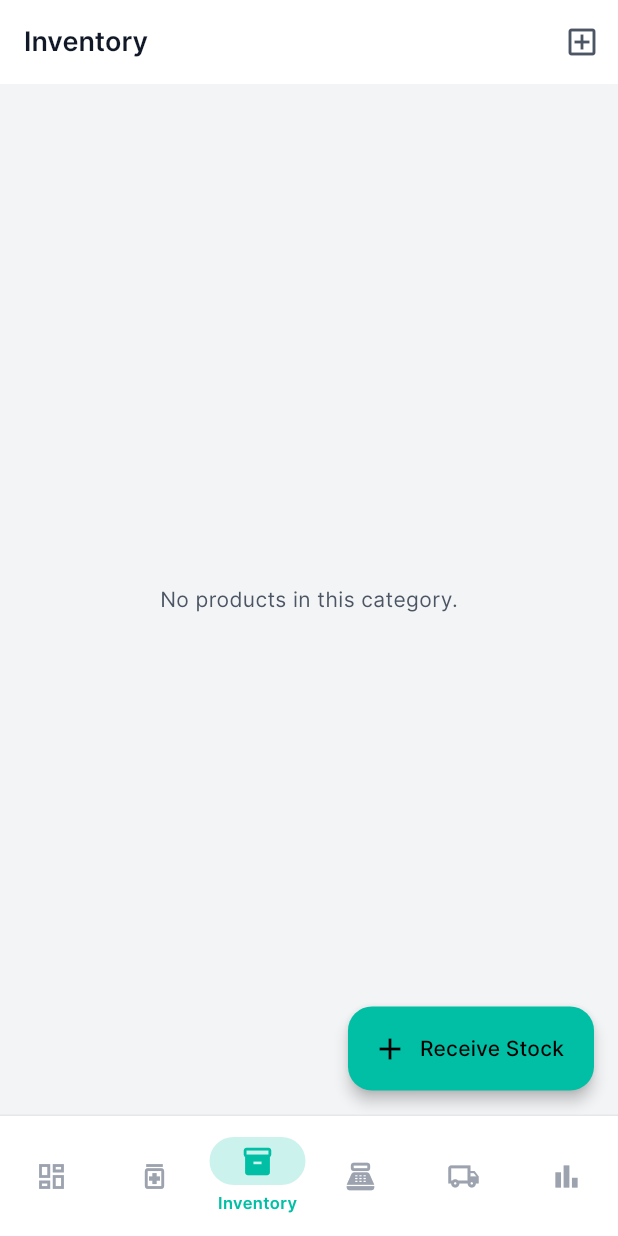
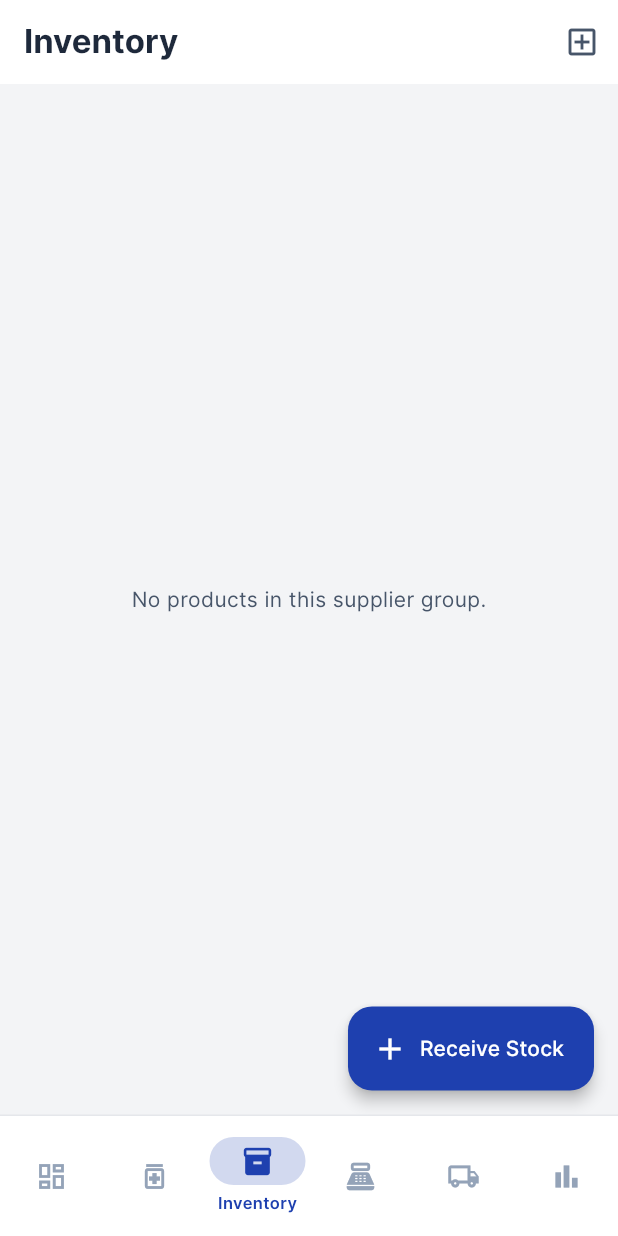
Before and after one commit to ksnsddhvn/pharma_local, a Flutter app: the screen it shows after launch, item 3 of the bottom bar chosen, on a phone screen of 412 x 824 dp. Run offline on Flutter 3.47's test engine with Material 3 defaults, Android fonts, the phone set to English and light mode, and no system bars; our stand-ins replace drift, drift_flutter, file_picker, fl_chart, flutter_riverpod, go_router and 6 more; missing offline and left inert: encrypt; accounts and stored records are empty; generated files the repository leaves out were written again.

Commit message:
Executive UI/UX Refactoring, Layout updates, mock data generation and README update

```diff
--- a/lib/core/providers.dart
+++ b/lib/core/providers.dart
@@ -84,6 +84,9 @@ final backupServiceProvider = Provider((_) => BackupService());
 final allProductsStreamProvider = StreamProvider(
     (ref) => ref.watch(productsDaoProvider).watchAllProducts());
 
+final productsBySupplierProvider = StreamProvider.family<List<Product>, int>(
+    (ref, supplierId) => ref.watch(productsDaoProvider).watchProductsBySupplier(supplierId));
+
 final allSuppliersStreamProvider = StreamProvider(
     (ref) => ref.watch(suppliersDaoProvider).watchAllSuppliers());
 
--- a/lib/core/services/backup_service.dart
+++ b/lib/core/services/backup_service.dart
@@ -121,7 +121,7 @@ class BackupService {
 class AutoBackupObserver extends WidgetsBindingObserver {
   @override
   void didChangeAppLifecycleState(AppLifecycleState state) {
-    if (state == AppLifecycleState.detached) {
+    if (state == AppLifecycleState.detached || state == AppLifecycleState.paused) {
       _performAutoBackup();
     }
   }
--- a/lib/core/theme/app_theme.dart
+++ b/lib/core/theme/app_theme.dart
@@ -148,23 +148,23 @@ extension AppThemeContext on BuildContext {
 }
 
 class AppTheme {
-  static const _primary = Color(0xFF00BFA5);
-  static const _primaryDark = Color(0xFF00897B);
-  static const _primaryLight = Color(0xFF64FFDA);
+  static const _primary = Color(0xFF1E40AF); // Deep Corporate Blue
+  static const _primaryDark = Color(0xFF1E3A8A);
+  static const _primaryLight = Color(0xFF60A5FA);
 
-  static const _success = Color(0xFF3FB950);
-  static const _warning = Color(0xFFD29922);
-  static const _error = Color(0xFFF85149);
-  static const _info = Color(0xFF58A6FF);
+  static const _success = Color(0xFF10B981); // Paid/Settled state
+  static const _warning = Color(0xFFF59E0B);
+  static const _error = Color(0xFFEF4444); // Credit Tabs/Low Stock
+  static const _info = Color(0xFF3B82F6);
 
-  static const _otcColor = Color(0xFF3FB950);
-  static const _rxColor = Color(0xFF58A6FF);
-  static const _scheduleHColor = Color(0xFFD29922);
-  static const _scheduleH1Color = Color(0xFFF85149);
+  static const _otcColor = Color(0xFF10B981);
+  static const _rxColor = Color(0xFF3B82F6);
+  static const _scheduleHColor = Color(0xFFF59E0B);
+  static const _scheduleH1Color = Color(0xFFEF4444);
   static const _cosmeticsColor = Color(0xFFBC8F8F);
 
   static const _gradientPrimary = LinearGradient(
-    colors: [_primary, Color(0xFF0077C2)],
+    colors: [_primary, Color(0xFF1E3A8A)],
     begin: Alignment.topLeft,
     end: Alignment.bottomRight,
   );
@@ -208,9 +208,9 @@ class AppTheme {
     surface: Color(0xFFFFFFFF),
     surfaceElevated: Color(0xFFFFFFFF),
     surfaceBorder: Color(0xFFE5E7EB),
-    textPrimary: Color(0xFF111827),
-    textSecondary: Color(0xFF4B5563),
-    textMuted: Color(0xFF9CA3AF),
+    textPrimary: Color(0xFF1E293B), // Dark slate
+    textSecondary: Color(0xFF475569),
+    textMuted: Color(0xFF94A3B8),
     success: _success,
     warning: _warning,
     error: _error,
@@ -264,8 +264,8 @@ class AppTheme {
         centerTitle: false,
         titleTextStyle: GoogleFonts.inter(
           color: colors.textPrimary,
-          fontSize: 18,
-          fontWeight: FontWeight.w600,
+          fontSize: 22,
+          fontWeight: FontWeight.bold,
         ),
         iconTheme: IconThemeData(color: colors.textSecondary),
       ),
@@ -302,29 +302,30 @@ class AppTheme {
         filled: true,
         fillColor: colors.surfaceElevated,
         contentPadding:
-            EdgeInsets.symmetric(horizontal: 16, vertical: 14),
+            EdgeInsets.symmetric(horizontal: 16, vertical: 16),
         border: OutlineInputBorder(
           borderRadius: BorderRadius.circular(10),
-          borderSide: BorderSide(color: colors.surfaceBorder),
+          borderSide: BorderSide(color: colors.surfaceBorder, width: 2),
         ),
         enabledBorder: OutlineInputBorder(
           borderRadius: BorderRadius.circular(10),
-          borderSide: BorderSide(color: colors.surfaceBorder),
+          borderSide: BorderSide(color: colors.surfaceBorder, width: 2),
         ),
         focusedBorder: OutlineInputBorder(
           borderRadius: BorderRadius.circular(10),
-          borderSide: BorderSide(color: colors.primary, width: 1.5),
+          borderSide: BorderSide(color: colors.primary, width: 2),
         ),
         hintStyle:
-            GoogleFonts.inter(color: colors.textMuted, fontSize: 14),
+            GoogleFonts.inter(color: colors.textMuted, fontSize: 16, fontWeight: FontWeight.w500),
         labelStyle:
-            GoogleFonts.inter(color: colors.textSecondary, fontSize: 14),
+            GoogleFonts.inter(color: colors.textSecondary, fontSize: 16, fontWeight: FontWeight.w500),
       ),
       elevatedButtonTheme: ElevatedButtonThemeData(
         style: ElevatedButton.styleFrom(
           backgroundColor: colors.primary,
-          foregroundColor: Colors.black,
+          foregroundColor: Colors.white,
           elevation: 0,
+          minimumSize: Size(88, 52), // 52px minimum height
           padding: EdgeInsets.symmetric(horizontal: 24, vertical: 14),
           shape:
               RoundedRectangleBorder(borderRadius: BorderRadius.circular(10)),
@@ -336,6 +337,7 @@ class AppTheme {
         style: OutlinedButton.styleFrom(
           foregroundColor: colors.primary,
           side: BorderSide(color: colors.primary),
+          minimumSize: Size(88, 52), // 52px minimum height
           padding: EdgeInsets.symmetric(horizontal: 20, vertical: 12),
           shape:
               RoundedRectangleBorder(borderRadius: BorderRadius.circular(10)),
@@ -345,16 +347,16 @@ class AppTheme {
       ),
       floatingActionButtonTheme: FloatingActionButtonThemeData(
         backgroundColor: colors.primary,
-        foregroundColor: Colors.black,
+        foregroundColor: Colors.white,
         elevation: 4,
       ),
       chipTheme: ChipThemeData(
         backgroundColor: colors.surfaceElevated,
         labelStyle:
-            GoogleFonts.inter(color: colors.textSecondary, fontSize: 12),
-        side: BorderSide(color: colors.surfaceBorder),
+            GoogleFonts.inter(color: colors.textSecondary, fontSize: 14, fontWeight: FontWeight.w500), // Medium for filters
+        side: BorderSide(color: colors.surfaceBorder, width: 2), // 2px border
         shape: RoundedRectangleBorder(borderRadius: BorderRadius.circular(8)),
-        padding: EdgeInsets.symmetric(horizontal: 8, vertical: 4),
+        padding: EdgeInsets.symmetric(horizontal: 12, vertical: 14), // To hit 52px minimum height ideally
       ),
       dividerTheme: DividerThemeData(
         color: colors.surfaceBorder,
--- a/lib/features/inventory/inventory_screen.dart
+++ b/lib/features/inventory/inventory_screen.dart
@@ -15,12 +15,14 @@ class InventoryScreen extends ConsumerStatefulWidget {
 }
 
 class _InventoryScreenState extends ConsumerState<InventoryScreen> {
-  int? _selectedCategoryId;
+  int? _selectedSupplierId;
 
   @override
   Widget build(BuildContext context) {
-    final productsAsync = ref.watch(allProductsStreamProvider);
-    final categoriesAsync = ref.watch(allCategoriesStreamProvider);
+    final productsAsync = _selectedSupplierId == null
+        ? ref.watch(allProductsStreamProvider)
+        : ref.watch(productsBySupplierProvider(_selectedSupplierId!));
+    final suppliersAsync = ref.watch(allSuppliersStreamProvider);
 
     return Scaffold(
       backgroundColor: context.colors.background,
@@ -36,39 +38,39 @@ class _InventoryScreenState extends ConsumerState<InventoryScreen> {
       ),
       body: Column(
         children: [
-          categoriesAsync.when(
-            data: (categories) {
-              if (categories.isEmpty) return SizedBox.shrink();
+          suppliersAsync.when(
+            data: (suppliers) {
+              if (suppliers.isEmpty) return SizedBox.shrink();
               return Container(
                 height: 50,
                 margin: EdgeInsets.symmetric(vertical: 8),
                 child: ListView.builder(
                   scrollDirection: Axis.horizontal,
                   padding: EdgeInsets.symmetric(horizontal: 16),
-                  itemCount: categories.length + 1,
+                  itemCount: suppliers.length + 1,
                   itemBuilder: (context, index) {
                     if (index == 0) {
                       return Padding(
                         padding: const EdgeInsets.only(right: 8.0),
                         child: ChoiceChip(
                           label: Text('All'),
-                          selected: _selectedCategoryId == null,
+                          selected: _selectedSupplierId == null,
                           selectedColor: context.colors.primary.withOpacity(0.2),
                           onSelected: (selected) {
-                            if (selected) setState(() => _selectedCategoryId = null);
+                            if (selected) setState(() => _selectedSupplierId = null);
                           },
                         ),
                       );
                     }
-                    final category = categories[index - 1];
+                    final supplier = suppliers[index - 1];
                     return Padding(
                       padding: const EdgeInsets.only(right: 8.0),
                       child: ChoiceChip(
-                        label: Text(category.name),
-                        selected: _selectedCategoryId == category.id,
+                        label: Text(supplier.name),
+                        selected: _selectedSupplierId == supplier.id,
                         selectedColor: context.colors.primary.withOpacity(0.2),
                         onSelected: (selected) {
-                          setState(() => _selectedCategoryId = selected ? category.id : null);
+                          setState(() => _selectedSupplierId = selected ? supplier.id : null);
                         },
                       ),
                     );
@@ -82,12 +84,10 @@ class _InventoryScreenState extends ConsumerState<InventoryScreen> {
           Expanded(
             child: productsAsync.when(
               data: (products) {
-                final filtered = _selectedCategoryId == null
-                    ? products
-                    : products.where((p) => p.categoryId == _selectedCategoryId).toList();
+                final filtered = products;
 
                 if (filtered.isEmpty) {
-                   return Center(child: Text('No products in this category.', style: TextStyle(color: context.colors.textSecondary)));
+                   return Center(child: Text('No products in this supplier group.', style: TextStyle(color: context.colors.textSecondary)));
                 }
 
                 return ListView.builder(
```
Also changed, not shown: lib/core/database/daos/products_dao.dart (+17 -0 lines), lib/features/products/add_edit_product_screen.dart (+58 -62 lines), lib/features/products/products_screen.dart (+5 -7 lines), lib/features/sales/checkout_screen.dart (+9 -6 lines), lib/features/sales/new_sale_screen.dart (+30 -29 lines), lib/features/sales/sales_screen.dart (+4 -5 lines), lib/features/settings/settings_screen.dart (+27 -54 lines), 1 other file.
